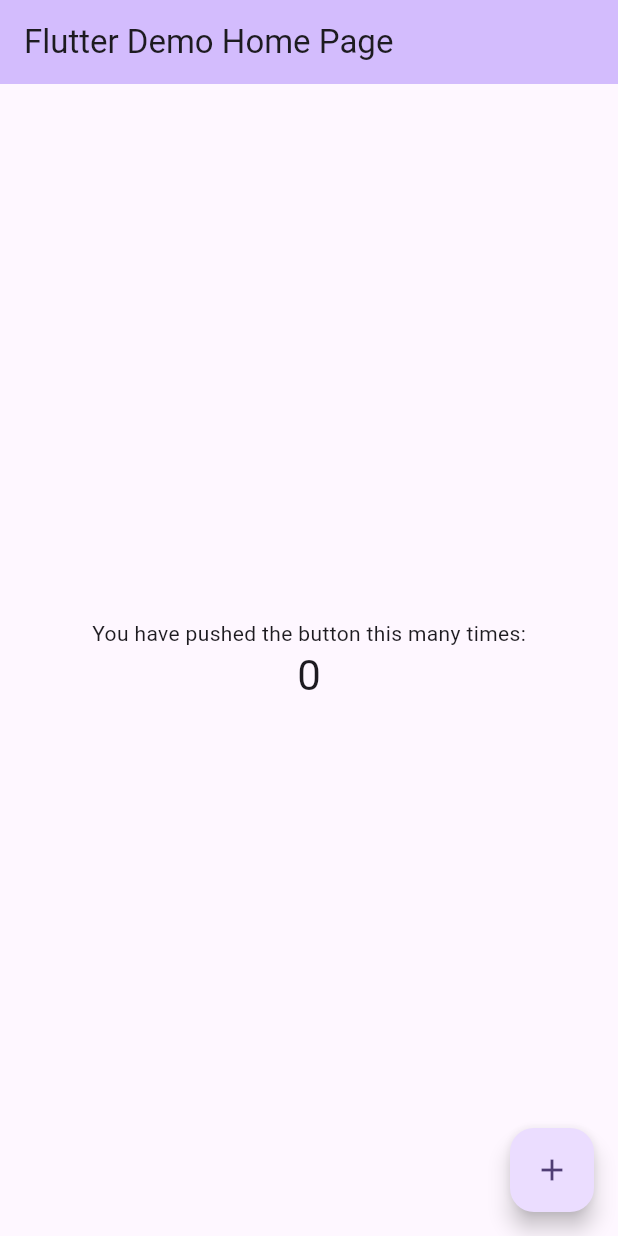
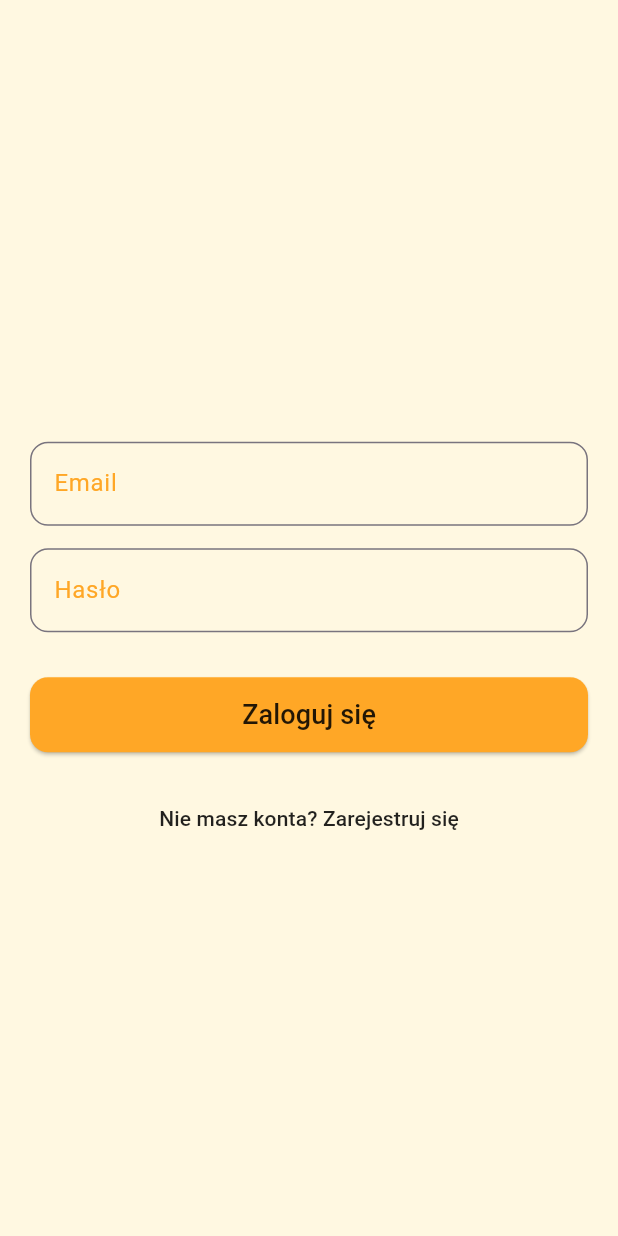
Before and after one commit to wiktorszewczyk/Petify, a Flutter app: the screen it shows after launch, on a phone screen of 412 x 824 dp. Run offline on Flutter 3.47's test engine with Material 3 defaults, Android fonts, the phone set to English and light mode, and no system bars.

Commit message:
initial implementation of login and registration screens for mobile app

```diff
--- a/mobile/lib/main.dart
+++ b/mobile/lib/main.dart
@@ -1,122 +1,20 @@
 import 'package:flutter/material.dart';
+import 'styles/theme.dart';
+import 'views/auth/login_view.dart';
 
 void main() {
-  runApp(const MyApp());
+  runApp(const PetifyApp());
 }
 
-class MyApp extends StatelessWidget {
-  const MyApp({super.key});
+class PetifyApp extends StatelessWidget {
+  const PetifyApp({super.key});
 
-  // This widget is the root of your application.
   @override
   Widget build(BuildContext context) {
     return MaterialApp(
-      title: 'Flutter Demo',
-      theme: ThemeData(
-        // This is the theme of your application.
-        //
-        // TRY THIS: Try running your application with "flutter run". You'll see
-        // the application has a purple toolbar. Then, without quitting the app,
-        // try changing the seedColor in the colorScheme below to Colors.green
-        // and then invoke "hot reload" (save your changes or press the "hot
-        // reload" button in a Flutter-supported IDE, or press "r" if you used
-        // the command line to start the app).
-        //
-        // Notice that the counter didn't reset back to zero; the application
-        // state is not lost during the reload. To reset the state, use hot
-        // restart instead.
-        //
-        // This works for code too, not just values: Most code changes can be
-        // tested with just a hot reload.
-        colorScheme: ColorScheme.fromSeed(seedColor: Colors.deepPurple),
-      ),
-      home: const MyHomePage(title: 'Flutter Demo Home Page'),
+      debugShowCheckedModeBanner: false,
+      theme: appTheme,
+      home: const LoginScreen(),
     );
   }
 }
-
-class MyHomePage extends StatefulWidget {
-  const MyHomePage({super.key, required this.title});
-
-  // This widget is the home page of your application. It is stateful, meaning
-  // that it has a State object (defined below) that contains fields that affect
-  // how it looks.
-
-  // This class is the configuration for the state. It holds the values (in this
-  // case the title) provided by the parent (in this case the App widget) and
-  // used by the build method of the State. Fields in a Widget subclass are
-  // always marked "final".
-
-  final String title;
-
-  @override
-  State<MyHomePage> createState() => _MyHomePageState();
-}
-
-class _MyHomePageState extends State<MyHomePage> {
-  int _counter = 0;
-
-  void _incrementCounter() {
-    setState(() {
-      // This call to setState tells the Flutter framework that something has
-      // changed in this State, which causes it to rerun the build method below
-      // so that the display can reflect the updated values. If we changed
-      // _counter without calling setState(), then the build method would not be
-      // called again, and so nothing would appear to happen.
-      _counter++;
-    });
-  }
-
-  @override
-  Widget build(BuildContext context) {
-    // This method is rerun every time setState is called, for instance as done
-    // by the _incrementCounter method above.
-    //
-    // The Flutter framework has been optimized to make rerunning build methods
-    // fast, so that you can just rebuild anything that needs updating rather
-    // than having to individually change instances of widgets.
-    return Scaffold(
-      appBar: AppBar(
-        // TRY THIS: Try changing the color here to a specific color (to
-        // Colors.amber, perhaps?) and trigger a hot reload to see the AppBar
-        // change color while the other colors stay the same.
-        backgroundColor: Theme.of(context).colorScheme.inversePrimary,
-        // Here we take the value from the MyHomePage object that was created by
-        // the App.build method, and use it to set our appbar title.
-        title: Text(widget.title),
-      ),
-      body: Center(
-        // Center is a layout widget. It takes a single child and positions it
-        // in the middle of the parent.
-        child: Column(
-          // Column is also a layout widget. It takes a list of children and
-          // arranges them vertically. By default, it sizes itself to fit its
-          // children horizontally, and tries to be as tall as its parent.
-          //
-          // Column has various properties to control how it sizes itself and
-          // how it positions its children. Here we use mainAxisAlignment to
-          // center the children vertically; the main axis here is the vertical
-          // axis because Columns are vertical (the cross axis would be
-          // horizontal).
-          //
-          // TRY THIS: Invoke "debug painting" (choose the "Toggle Debug Paint"
-          // action in the IDE, or press "p" in the console), to see the
-          // wireframe for each widget.
-          mainAxisAlignment: MainAxisAlignment.center,
-          children: <Widget>[
-            const Text('You have pushed the button this many times:'),
-            Text(
-              '$_counter',
-              style: Theme.of(context).textTheme.headlineMedium,
-            ),
-          ],
-        ),
-      ),
-      floatingActionButton: FloatingActionButton(
-        onPressed: _incrementCounter,
-        tooltip: 'Increment',
-        child: const Icon(Icons.add),
-      ), // This trailing comma makes auto-formatting nicer for build methods.
-    );
-  }
-}
--- /dev/null
+++ b/mobile/lib/styles/colors.dart
@@ -0,0 +1,7 @@
+import 'package:flutter/material.dart';
+
+class AppColors {
+  static const Color primaryColor = Color(0xFFFFA726);
+  static const Color backgroundColor = Color(0xFFFFF8E1);
+  static const Color textColor = Colors.black87;
+}
--- /dev/null
+++ b/mobile/lib/styles/theme.dart
@@ -0,0 +1,32 @@
+import 'package:flutter/material.dart';
+import 'colors.dart';
+
+final ThemeData appTheme = ThemeData(
+  primaryColor: AppColors.primaryColor,
+  scaffoldBackgroundColor: AppColors.backgroundColor,
+  appBarTheme: const AppBarTheme(
+    color: AppColors.primaryColor,
+    elevation: 0,
+  ),
+  textTheme: const TextTheme(
+    headlineLarge: TextStyle(
+      fontSize: 24,
+      fontWeight: FontWeight.bold,
+      color: AppColors.textColor,
+    ),
+    bodyMedium: TextStyle(
+      fontSize: 16,
+      color: AppColors.textColor,
+    ),
+  ),
+  inputDecorationTheme: InputDecorationTheme(
+    border: OutlineInputBorder(
+      borderRadius: BorderRadius.circular(12),
+      borderSide: const BorderSide(color: AppColors.primaryColor),
+    ),
+    focusedBorder: OutlineInputBorder(
+      borderRadius: BorderRadius.circular(12),
+      borderSide: const BorderSide(color: AppColors.primaryColor, width: 2),
+    ),
+  ),
+);
--- /dev/null
+++ b/mobile/lib/views/auth/login_view.dart
@@ -0,0 +1,45 @@
+import 'package:flutter/material.dart';
+import 'register_view.dart';
+import '../../widgets/buttons/primary_button.dart';
+import '../../widgets/inputs/custom_textfield.dart';
+import '../../styles/colors.dart';
+
+class LoginScreen extends StatelessWidget {
+  const LoginScreen({super.key});
+
+  @override
+  Widget build(BuildContext context) {
+    return Scaffold(
+      body: SafeArea(
+        child: Padding(
+          padding: const EdgeInsets.all(20),
+          child: Column(
+            mainAxisAlignment: MainAxisAlignment.center,
+            children: [
+              //const AppLogo(),
+              const SizedBox(height: 40),
+              const CustomTextField(labelText: 'Email'),
+              const SizedBox(height: 15),
+              const CustomTextField(labelText: 'Hasło', obscureText: true),
+              const SizedBox(height: 30),
+              PrimaryButton(
+                text: 'Zaloguj się',
+                onPressed: () {
+                  // TODO: implementacja logowania z backendem
+                },
+              ),
+              const SizedBox(height: 20),
+              TextButton(
+                onPressed: () {
+                  Navigator.push(context,
+                      MaterialPageRoute(builder: (context) => const RegisterScreen()));
+                },
+                child: const Text('Nie masz konta? Zarejestruj się', style: TextStyle(color: AppColors.textColor)),
+              ),
+            ],
+          ),
+        ),
+      ),
+    );
+  }
+}
--- /dev/null
+++ b/mobile/lib/views/auth/register_view.dart
@@ -0,0 +1,51 @@
+import 'package:flutter/material.dart';
+import '../../styles/colors.dart';
+import '../../widgets/buttons/primary_button.dart';
+import '../../widgets/inputs/custom_textfield.dart';
+
+
+class RegisterScreen extends StatelessWidget {
+  const RegisterScreen({super.key});
+
+  @override
+  Widget build(BuildContext context) {
+    return Scaffold(
+      appBar: AppBar(
+        backgroundColor: AppColors.primaryColor,
+        title: const Text('Rejestracja'),
+        elevation: 0,
+      ),
+      body: SafeArea(
+        child: SingleChildScrollView(
+          padding: const EdgeInsets.all(20),
+          child: Column(
+            mainAxisAlignment: MainAxisAlignment.center,
+            children: [
+              //const AppLogo(),
+              const SizedBox(height: 30),
+              const CustomTextField(labelText: 'Email'),
+              const SizedBox(height: 15),
+              const CustomTextField(labelText: 'Hasło', obscureText: true),
+              const SizedBox(height: 15),
+              const CustomTextField(labelText: 'Powtórz hasło', obscureText: true),
+              const SizedBox(height: 30),
+              PrimaryButton(
+                text: 'Zarejestruj się',
+                onPressed: () {
+                  // TODO: implementacja rejestracji z backendem
+                },
+              ),
+              const SizedBox(height: 20),
+              TextButton(
+                onPressed: () {
+                  Navigator.pop(context);
+                },
+                child: const Text('Masz już konto? Zaloguj się', style: TextStyle(color: AppColors.textColor)),
+              ),
+            ],
+          ),
+        ),
+      ),
+    );
+  }
+}
--- /dev/null
+++ b/mobile/lib/widgets/buttons/primary_button.dart
@@ -0,0 +1,27 @@
+import 'package:flutter/material.dart';
+import '../../styles/colors.dart';
+
+class PrimaryButton extends StatelessWidget {
+  final String text;
+  final VoidCallback onPressed;
+
+  const PrimaryButton({super.key, required this.text, required this.onPressed});
+
+  @override
+  Widget build(BuildContext context) {
+    return SizedBox(
+      width: double.infinity,
+      height: 50,
+      child: ElevatedButton(
+        style: ElevatedButton.styleFrom(
+          backgroundColor: AppColors.primaryColor,
+          shape: RoundedRectangleBorder(
+            borderRadius: BorderRadius.circular(12),
+          ),
+        ),
+        onPressed: onPressed,
+        child: Text(text, style: const TextStyle(fontSize: 18, color: AppColors.textColor)),
+      ),
+    );
+  }
+}
--- /dev/null
+++ b/mobile/lib/widgets/inputs/custom_textfield.dart
@@ -0,0 +1,34 @@
+import 'package:flutter/material.dart';
+import '../../styles/colors.dart';
+
+class CustomTextField extends StatelessWidget {
+  final String labelText;
+  final bool obscureText;
+  final TextEditingController? controller;
+
+  const CustomTextField({
+    super.key,
+    required this.labelText,
+    this.obscureText = false,
+    this.controller,
+  });
+
+  @override
+  Widget build(BuildContext context) {
+    return TextField(
+        controller: controller,
+        obscureText: obscureText,
+        decoration: InputDecoration(
+        labelText: labelText,
+        labelStyle: const TextStyle(color: AppColors.primaryColor),
+    border: OutlineInputBorder(
+      borderRadius: BorderRadius.circular(12),
+    ),
+          focusedBorder: OutlineInputBorder(
+            borderRadius: BorderRadius.circular(12),
+            borderSide: const BorderSide(color: AppColors.primaryColor, width: 2),
+          ),
+        ),
+    );
+  }
+}
```
Also changed, not shown: 1 other file.
